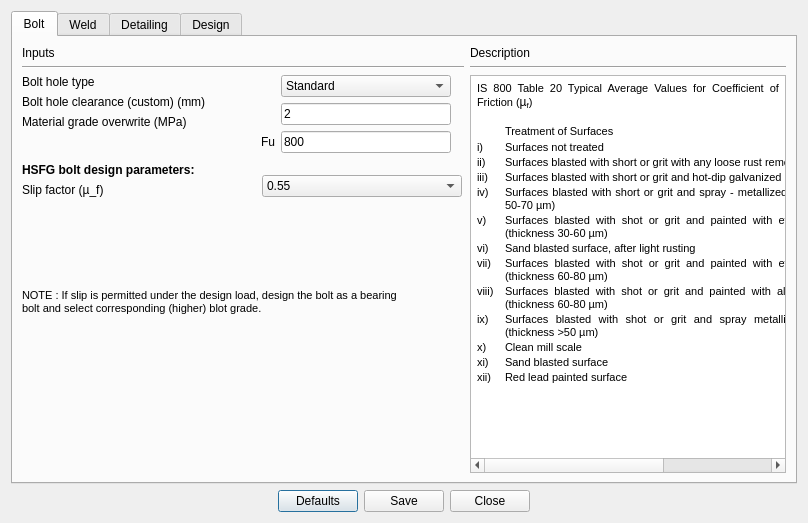
Above: Connections/Shear/Finplate/design_preferences.ui from GreatDevelopers/osdag-core before the change. Below: the same form after it.
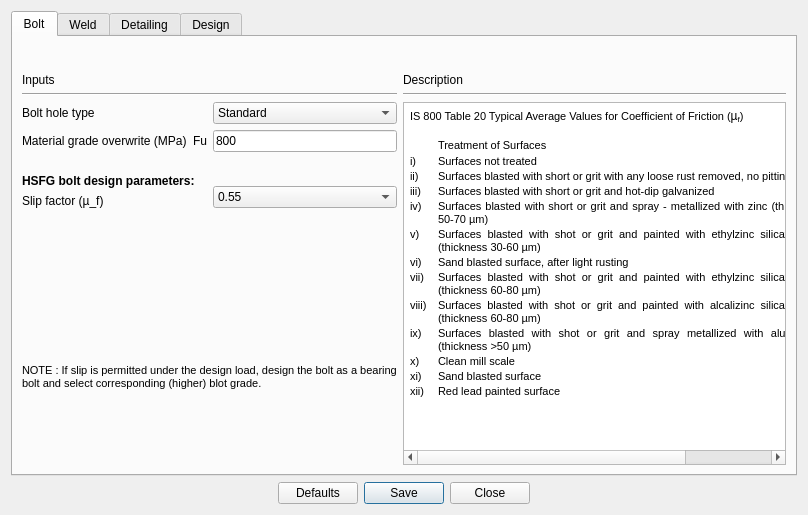
That is the form after the change.

Commit message: Fix: Remove bolt_hole_clearnc param from DP for all shear connections

```diff
--- a/Connections/Shear/Finplate/design_preferences.ui
+++ b/Connections/Shear/Finplate/design_preferences.ui
@@ -7,7 +7,7 @@
     <x>0</x>
     <y>0</y>
     <width>808</width>
-    <height>523</height>
+    <height>515</height>
    </rect>
   </property>
   <property name="windowTitle">
@@ -16,13 +16,6 @@
   <layout class="QGridLayout" name="gridLayout_5">
    <item row="1" column="0">
     <layout class="QGridLayout" name="gridLayout_2">
-     <item row="0" column="1">
-      <widget class="QPushButton" name="btn_defaults">
-       <property name="text">
-        <string>Defaults</string>
-       </property>
-      </widget>
-     </item>
      <item row="0" column="2">
       <widget class="QPushButton" name="btn_save">
        <property name="text">
@@ -37,19 +30,6 @@
        </property>
       </widget>
      </item>
-     <item row="0" column="0">
-      <spacer name="horizontalSpacer_2">
-       <property name="orientation">
-        <enum>Qt::Horizontal</enum>
-       </property>
-       <property name="sizeHint" stdset="0">
-        <size>
-         <width>28</width>
-         <height>20</height>
-        </size>
-       </property>
-      </spacer>
-     </item>
      <item row="0" column="4">
       <spacer name="horizontalSpacer_6">
        <property name="orientation">
@@ -63,6 +43,26 @@
        </property>
       </spacer>
      </item>
+     <item row="0" column="0">
+      <spacer name="horizontalSpacer_2">
+       <property name="orientation">
+        <enum>Qt::Horizontal</enum>
+       </property>
+       <property name="sizeHint" stdset="0">
+        <size>
+         <width>28</width>
+         <height>20</height>
+        </size>
+       </property>
+      </spacer>
+     </item>
+     <item row="0" column="1">
+      <widget class="QPushButton" name="btn_defaults">
+       <property name="text">
+        <string>Defaults</string>
+       </property>
+      </widget>
+     </item>
     </layout>
    </item>
    <item row="0" column="0">
@@ -74,16 +74,132 @@
       <attribute name="title">
        <string>Bolt</string>
       </attribute>
-      <layout class="QGridLayout" name="gridLayout_16">
-       <item row="0" column="0">
-        <layout class="QGridLayout" name="gridLayout_15">
-         <item row="1" column="0">
-          <layout class="QGridLayout" name="gridLayout_14">
-           <item row="0" column="1">
-            <layout class="QGridLayout" name="gridLayout_12">
-             <item row="2" column="0">
+      <layout class="QGridLayout" name="gridLayout_22">
+       <item row="0" column="2">
+        <widget class="QLabel" name="label_9">
+         <property name="text">
+          <string/>
+         </property>
+        </widget>
+       </item>
+       <item row="1" column="0" rowspan="2">
+        <layout class="QGridLayout" name="gridLayout_21">
+         <item row="0" column="0">
+          <layout class="QGridLayout" name="gridLayout_16">
+           <item row="1" column="0">
+            <layout class="QGridLayout" name="gridLayout_14">
+             <item row="0" column="0" colspan="2">
+              <layout class="QGridLayout" name="gridLayout_9">
+               <item row="0" column="0">
+                <widget class="QLabel" name="label">
+                 <property name="text">
+                  <string>Bolt hole type</string>
+                 </property>
+                </widget>
+               </item>
+               <item row="0" column="1" rowspan="2">
+                <layout class="QGridLayout" name="gridLayout">
+                 <item row="0" column="1">
+                  <widget class="QComboBox" name="combo_boltHoleType">
+                   <property name="focusPolicy">
+                    <enum>Qt::TabFocus</enum>
+                   </property>
+                   <item>
+                    <property name="text">
+                     <string>Standard</string>
+                    </property>
+                   </item>
+                   <item>
+                    <property name="text">
+                     <string>Over-sized</string>
+                    </property>
+                   </item>
+                  </widget>
+                 </item>
+                 <item row="1" column="0">
+                  <widget class="QLabel" name="label_8">
+                   <property name="text">
+                    <string>Fu</string>
+                   </property>
+                  </widget>
+                 </item>
+                 <item row="1" column="1">
+                  <widget class="QLineEdit" name="txt_boltFu">
+                   <property name="text">
+                    <string>800</string>
+                   </property>
+                   <property name="alignment">
+                    <set>Qt::AlignLeading|Qt::AlignLeft|Qt::AlignVCenter</set>
+                   </property>
+                   <property name="readOnly">
+                    <bool>false</bool>
+                   </property>
+                  </widget>
+                 </item>
+                </layout>
+               </item>
+               <item row="1" column="0">
+                <widget class="QLabel" name="label_4">
+                 <property name="text">
+                  <string>Material grade overwrite (MPa)</string>
+                 </property>
+                </widget>
+               </item>
+              </layout>
+             </item>
+             <item row="1" column="0">
+              <layout class="QGridLayout" name="gridLayout_12">
+               <item row="0" column="0">
+                <spacer name="verticalSpacer_6">
+                 <property name="orientation">
+                  <enum>Qt::Vertical</enum>
+                 </property>
+                 <property name="sizeHint" stdset="0">
+                  <size>
+                   <width>168</width>
+                   <height>13</height>
+                  </size>
+                 </property>
+                </spacer>
+               </item>
+               <item row="1" column="0">
+                <widget class="QLabel" name="label_7">
+                 <property name="font">
+                  <font>
+                   <weight>75</weight>
+                   <bold>true</bold>
+                  </font>
+                 </property>
+                 <property name="text">
+                  <string>HSFG bolt design parameters:</string>
+                 </property>
+                </widget>
+               </item>
+               <item row="2" column="0">
+                <widget class="QLabel" name="label_15">
+                 <property name="text">
+                  <string>Slip factor (µ_f)</string>
+                 </property>
+                </widget>
+               </item>
+              </layout>
+             </item>
+             <item row="1" column="1">
               <layout class="QGridLayout" name="gridLayout_11">
                <item row="0" column="0">
+                <spacer name="verticalSpacer_5">
+                 <property name="orientation">
+                  <enum>Qt::Vertical</enum>
+                 </property>
+                 <property name="sizeHint" stdset="0">
+                  <size>
+                   <width>128</width>
+                   <height>28</height>
+                  </size>
+                 </property>
+                </spacer>
+               </item>
+               <item row="1" column="0">
                 <widget class="QComboBox" name="combo_slipfactor">
                  <property name="minimumSize">
                   <size>
@@ -149,190 +265,100 @@
                </item>
               </layout>
              </item>
-             <item row="1" column="0">
-              <spacer name="verticalSpacer_5">
-               <property name="orientation">
-                <enum>Qt::Vertical</enum>
-               </property>
-               <property name="sizeHint" stdset="0">
-                <size>
-                 <width>203</width>
-                 <height>13</height>
-                </size>
-               </property>
-              </spacer>
-             </item>
-             <item row="0" column="0">
-              <layout class="QGridLayout" name="gridLayout_9">
-               <item row="2" column="2">
-                <widget class="QLabel" name="label_11">
-                 <property name="text">
-                  <string/>
-                 </property>
-                </widget>
-               </item>
-               <item row="2" column="1">
-                <widget class="QLineEdit" name="txt_boltFu">
-                 <property name="text">
-                  <string>800</string>
-                 </property>
-                 <property name="alignment">
-                  <set>Qt::AlignLeading|Qt::AlignLeft|Qt::AlignVCenter</set>
-                 </property>
-                 <property name="readOnly">
-                  <bool>true</bool>
-                 </property>
-                </widget>
-               </item>
-               <item row="0" column="1">
-                <widget class="QComboBox" name="combo_boltHoleType">
-                 <property name="focusPolicy">
-                  <enum>Qt::TabFocus</enum>
-                 </property>
-                 <item>
-                  <property name="text">
-                   <string>Standard</string>
-                  </property>
-                 </item>
-                 <item>
-                  <property name="text">
-                   <string>Over-sized</string>
-                  </property>
-                 </item>
-                </widget>
-               </item>
-               <item row="1" column="1">
-                <widget class="QLineEdit" name="txt_boltHoleClearance">
-                 <property name="text">
-                  <string>2</string>
-                 </property>
-                 <property name="alignment">
-                  <set>Qt::AlignLeading|Qt::AlignLeft|Qt::AlignVCenter</set>
-                 </property>
-                 <property name="readOnly">
-                  <bool>true</bool>
-                 </property>
-                </widget>
-               </item>
-               <item row="1" column="2">
-                <widget class="QLabel" name="label_9">
-                 <property name="text">
-                  <string/>
-                 </property>
-                </widget>
-               </item>
-               <item row="2" column="0">
-                <widget class="QLabel" name="label_8">
-                 <property name="text">
-                  <string>Fu</string>
-                 </property>
-                </widget>
-               </item>
-              </layout>
-             </item>
             </layout>
            </item>
            <item row="0" column="0">
-            <layout class="QGridLayout" name="gridLayout_25">
+            <layout class="QGridLayout" name="gridLayout_15">
              <item row="0" column="0">
-              <layout class="QGridLayout" name="gridLayout">
-               <item row="0" column="0">
-                <widget class="QLabel" name="label">
-                 <property name="text">
-                  <string>Bolt hole type</string>
-                 </property>
-                </widget>
-               </item>
-               <item row="1" column="0">
-                <widget class="QLabel" name="label_2">
-                 <property name="text">
-                  <string>Bolt hole clearance (custom) (mm)</string>
-                 </property>
-                </widget>
-               </item>
-               <item row="2" column="0">
-                <widget class="QLabel" name="label_4">
-                 <property name="text">
-                  <string>Material grade overwrite (MPa)</string>
-                 </property>
-                </widget>
-               </item>
-              </layout>
-             </item>
-             <item row="1" column="0">
-              <spacer name="verticalSpacer_6">
-               <property name="orientation">
-                <enum>Qt::Vertical</enum>
-               </property>
-               <property name="sizeHint" stdset="0">
-                <size>
-                 <width>233</width>
-                 <height>28</height>
-                </size>
-               </property>
-              </spacer>
-             </item>
-             <item row="2" column="0">
-              <widget class="QLabel" name="label_7">
-               <property name="font">
-                <font>
-                 <weight>75</weight>
-                 <bold>true</bold>
-                </font>
-               </property>
+              <widget class="QLabel" name="label_5">
                <property name="text">
-                <string>HSFG bolt design parameters:</string>
+                <string>Inputs</string>
                </property>
               </widget>
              </item>
-             <item row="3" column="0">
-              <widget class="QLabel" name="label_15">
-               <property name="text">
-                <string>Slip factor (µ_f)</string>
+             <item row="1" column="0">
+              <widget class="Line" name="line">
+               <property name="orientation">
+                <enum>Qt::Horizontal</enum>
                </property>
               </widget>
              </item>
             </layout>
            </item>
           </layout>
-         </item>
-         <item row="0" column="0">
-          <layout class="QGridLayout" name="gridLayout_27">
-           <item row="0" column="0">
-            <widget class="QLabel" name="label_5">
-             <property name="text">
-              <string>Inputs</string>
-             </property>
-            </widget>
-           </item>
-           <item row="1" column="0">
-            <widget class="Line" name="line">
-             <property name="orientation">
-              <enum>Qt::Horizontal</enum>
-             </property>
-            </widget>
-           </item>
-          </layout>
-         </item>
-        </layout>
-       </item>
-       <item row="0" column="1" rowspan="4">
-        <layout class="QGridLayout" name="gridLayout_8">
-         <item row="0" column="0">
-          <widget class="QLabel" name="label_3">
-           <property name="text">
-            <string>Description</string>
-           </property>
-          </widget>
          </item>
          <item row="1" column="0">
-          <widget class="Line" name="line_4">
+          <spacer name="verticalSpacer">
            <property name="orientation">
-            <enum>Qt::Horizontal</enum>
+            <enum>Qt::Vertical</enum>
            </property>
-          </widget>
+           <property name="sizeType">
+            <enum>QSizePolicy::Fixed</enum>
+           </property>
+           <property name="sizeHint" stdset="0">
+            <size>
+             <width>17</width>
+             <height>150</height>
+            </size>
+           </property>
+          </spacer>
          </item>
          <item row="2" column="0">
+          <layout class="QGridLayout" name="gridLayout_20">
+           <item row="0" column="0">
+            <widget class="QLabel" name="label_note">
+             <property name="font">
+              <font>
+               <pointsize>8</pointsize>
+               <weight>50</weight>
+               <italic>false</italic>
+               <bold>false</bold>
+              </font>
+             </property>
+             <property name="text">
+              <string>NOTE : If slip is permitted under the design load, design the bolt as a bearing
+bolt and select corresponding (higher) blot grade.</string>
+             </property>
+            </widget>
+           </item>
+           <item row="1" column="0">
+            <spacer name="verticalSpacer_10">
+             <property name="orientation">
+              <enum>Qt::Vertical</enum>
+             </property>
+             <property name="sizeHint" stdset="0">
+              <size>
+               <width>20</width>
+               <height>75</height>
+              </size>
+             </property>
+            </spacer>
+           </item>
+          </layout>
+         </item>
+        </layout>
+       </item>
+       <item row="1" column="1" rowspan="2" colspan="2">
+        <layout class="QGridLayout" name="gridLayout_19">
+         <item row="0" column="0">
+          <layout class="QGridLayout" name="gridLayout_8">
+           <item row="0" column="0">
+            <widget class="QLabel" name="label_3">
+             <property name="text">
+              <string>Description</string>
+             </property>
+            </widget>
+           </item>
+           <item row="1" column="0">
+            <widget class="Line" name="line_4">
+             <property name="orientation">
+              <enum>Qt::Horizontal</enum>
+             </property>
+            </widget>
+           </item>
+          </layout>
+         </item>
+         <item row="1" column="0">
           <widget class="QTextBrowser" name="textBrowser">
            <property name="minimumSize">
             <size>
@@ -447,48 +473,13 @@
          </item>
         </layout>
        </item>
-       <item row="3" column="0">
-        <spacer name="verticalSpacer_10">
-         <property name="orientation">
-          <enum>Qt::Vertical</enum>
-         </property>
-         <property name="sizeHint" stdset="0">
-          <size>
-           <width>20</width>
-           <height>158</height>
-          </size>
-         </property>
-        </spacer>
-       </item>
-       <item row="2" column="0">
-        <widget class="QLabel" name="label_note">
-         <property name="font">
-          <font>
-           <pointsize>8</pointsize>
-           <weight>50</weight>
-           <italic>false</italic>
-           <bold>false</bold>
-          </font>
-         </property>
+       <item row="2" column="2">
+        <widget class="QLabel" name="label_11">
          <property name="text">
-          <string>NOTE : If slip is permitted under the design load, design the bolt as a bearing
-bolt and select corresponding (higher) blot grade.</string>
+          <string/>
          </property>
         </widget>
        </item>
-       <item row="1" column="0">
-        <spacer name="verticalSpacer">
-         <property name="orientation">
-          <enum>Qt::Vertical</enum>
-         </property>
-         <property name="sizeHint" stdset="0">
-          <size>
-           <width>20</width>
-           <height>54</height>
-          </size>
-         </property>
-        </spacer>
-       </item>
       </layout>
      </widget>
      <widget class="QWidget" name="tab_Weld">
```
The commit also changes 9 other files.
